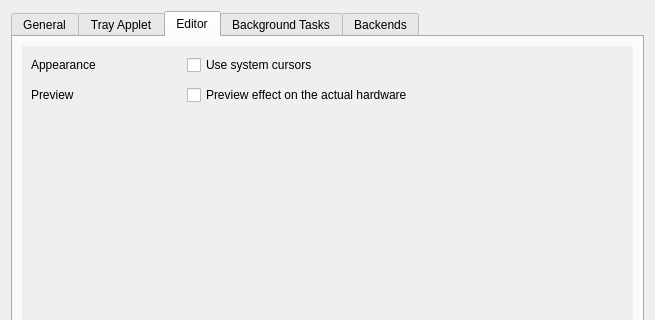
Before: the Qt Designer form data/qt/preferences.ui in polychromatic/polychromatic, drawn with Qt 5; both pictures show x 0 to 655 and y 0 to 320 of the 655 by 471 pixel window.
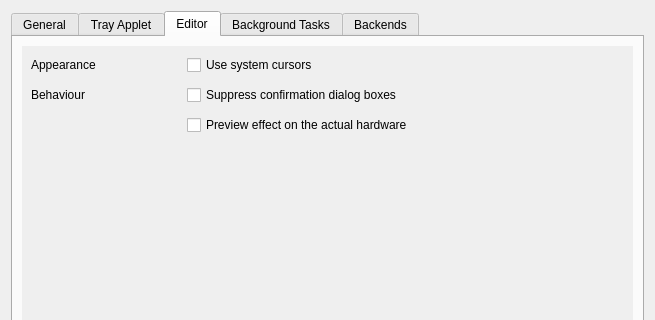
After: the same form once the commit is applied. The open tabs and pages were chosen to show the change. Icons and pictures are not drawn.

Commit message:
pref: Add option to suppress delete dialog
That is, until an undo/redo feature is implemented to remove the need to
'confirm' drastic actions like deleting a frame/layer.

The edit to the form file:
```diff
--- a/data/qt/preferences.ui
+++ b/data/qt/preferences.ui
@@ -498,7 +498,7 @@
            <property name="verticalSpacing">
             <number>10</number>
            </property>
-           <item row="2" column="1">
+           <item row="3" column="1">
             <widget class="QCheckBox" name="LivePreview">
              <property name="text">
               <string>Preview effect on the actual hardware</string>
@@ -512,19 +512,6 @@
              </property>
             </widget>
            </item>
-           <item row="2" column="0">
-            <widget class="QLabel" name="LivePreviewLabel">
-             <property name="minimumSize">
-              <size>
-               <width>150</width>
-               <height>0</height>
-              </size>
-             </property>
-             <property name="text">
-              <string>Preview</string>
-             </property>
-            </widget>
-           </item>
            <item row="0" column="0">
             <widget class="QLabel" name="UseSystemCursorsLabel">
              <property name="minimumSize">
@@ -538,6 +525,26 @@
              </property>
             </widget>
            </item>
+           <item row="2" column="1">
+            <widget class="QCheckBox" name="SuppressConfirmDialog">
+             <property name="text">
+              <string>Suppress confirmation dialog boxes</string>
+             </property>
+            </widget>
+           </item>
+           <item row="2" column="0">
+            <widget class="QLabel" name="BehaviourLabel">
+             <property name="minimumSize">
+              <size>
+               <width>150</width>
+               <height>0</height>
+              </size>
+             </property>
+             <property name="text">
+              <string>Behaviour</string>
+             </property>
+            </widget>
+           </item>
           </layout>
          </widget>
         </widget>
```
The commit also changes 3 other files.
